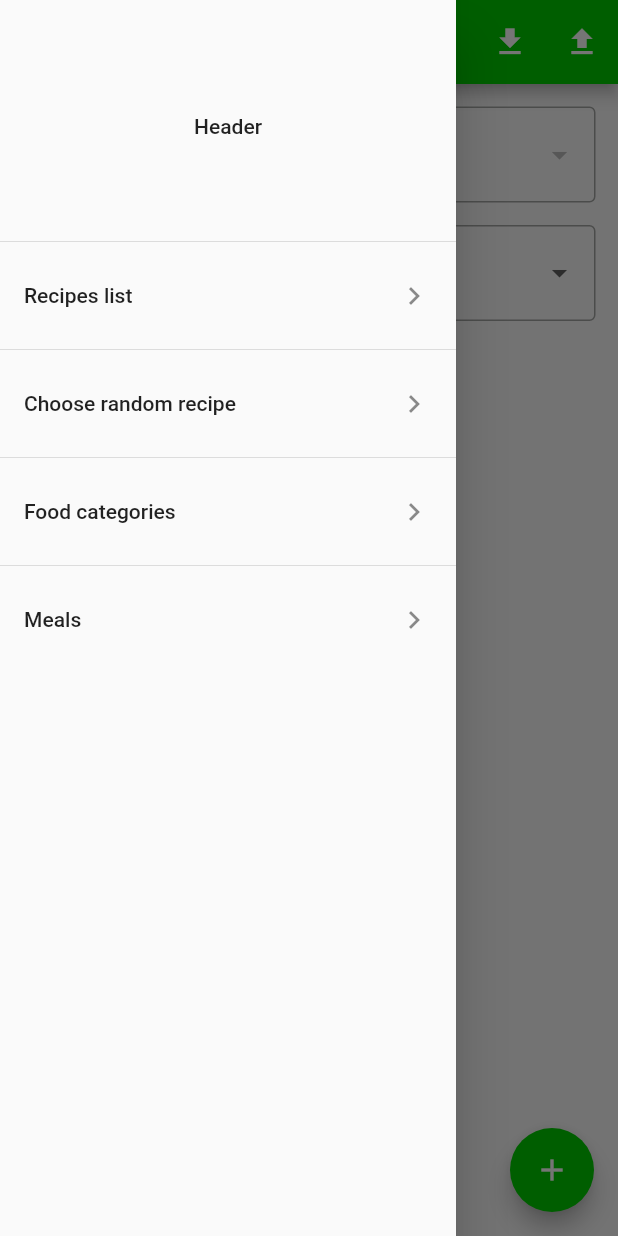
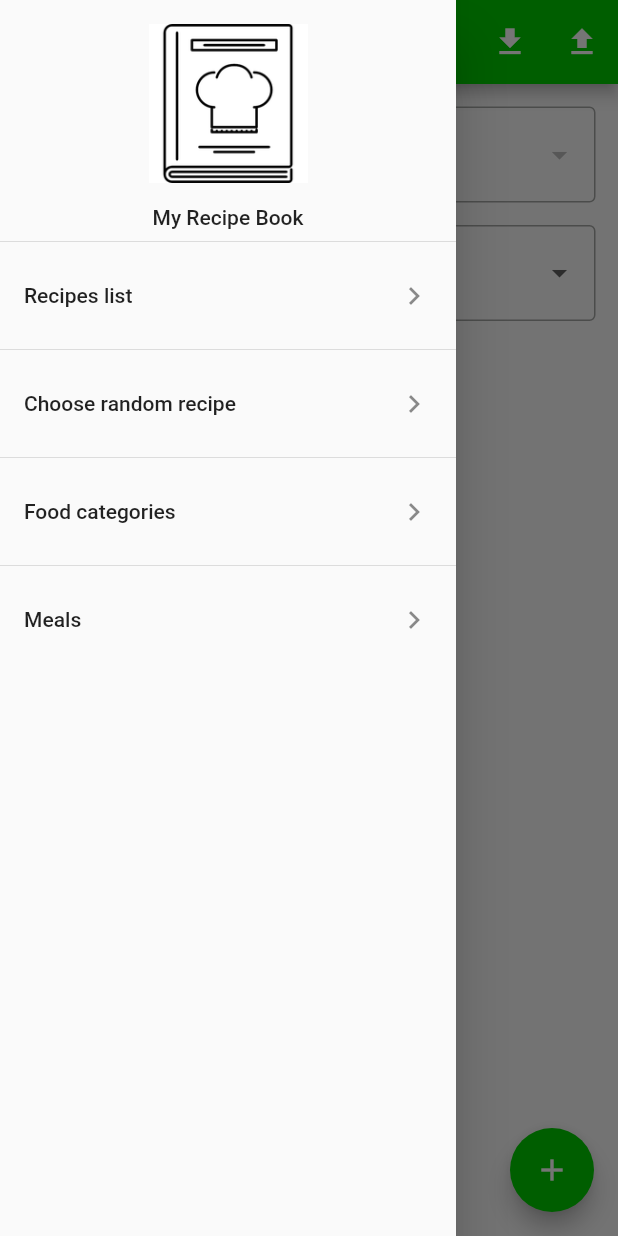
Before and after one commit to josepcapotorres/flutter_recipe_book, a Flutter app: the screen it shows after launch, with the side drawer open, on a phone screen of 412 x 824 dp. Run offline on Flutter 3.47's test engine with Material 2 defaults, Android fonts, the phone set to English and light mode, and no system bars; our stand-ins replace flutter_translate, get, sqflite; accounts and stored records are empty.

Commit message:
Add main icon to be able to display it

```diff
--- /dev/null
+++ b/lib/helpers/assets_helper.dart
@@ -0,0 +1,3 @@
+String getAssetIconFilePath(String fileName) {
+  return "assets/icons/$fileName";
+}
--- a/lib/views/widgets/drawer_menu.dart
+++ b/lib/views/widgets/drawer_menu.dart
@@ -6,16 +6,27 @@ import 'package:flutter_myrecipesapp/views/pages/recipes_list_page.dart';
 import 'package:flutter_translate/flutter_translate.dart';
 import 'package:get/get.dart';
 
+import '../../helpers/assets_helper.dart';
+
 class DrawerMenu extends StatelessWidget {
   @override
   Widget build(BuildContext context) {
     return Drawer(
       child: Column(
         children: [
-          // TODO: Personalitzar Header
           DrawerHeader(
-            child: Center(
-              child: Text("Header"),
+            child: Column(
+              mainAxisSize: MainAxisSize.min,
+              mainAxisAlignment: MainAxisAlignment.center,
+              children: [
+                Flexible(
+                  child: Image.asset(
+                    getAssetIconFilePath("launcher_icon.png"),
+                  ),
+                ),
+                SizedBox(height: 15, width: double.infinity),
+                Text(translate("common.app_name")),
+              ],
             ),
           ),
           _DrawerItem(
--- a/pubspec.yaml
+++ b/pubspec.yaml
@@ -54,6 +54,7 @@ flutter:
   # To add assets to your application, add an assets section, like this:
   assets:
     - assets/i18n/
+    - assets/icons/
 
   # An image asset can refer to one or more resolution-specific "variants", see
   # https://flutter.dev/assets-and-images/#resolution-aware.
```
Also changed, not shown: assets/icons/1.0x/launcher_icon.png (added), assets/icons/1.5x/launcher_icon.png (added), assets/icons/2.0x/launcher_icon.png (added), assets/icons/3.0x/launcher_icon.png (added), assets/icons/4.0x/launcher_icon.png (added), assets/icons/launcher_icon.png (added), 8 other files.
